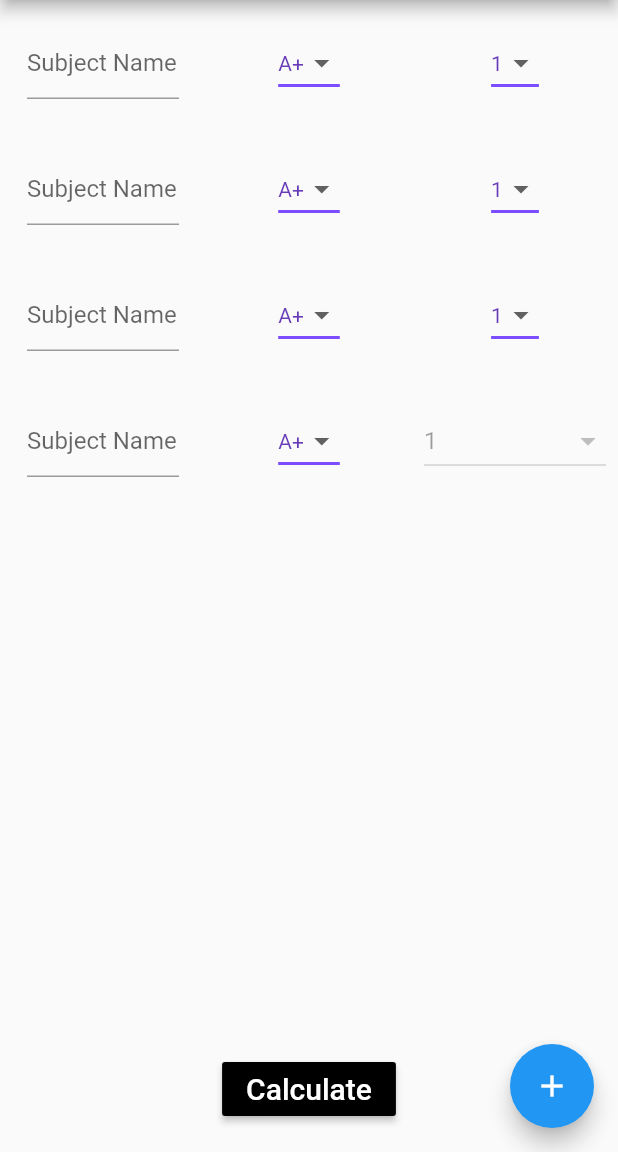
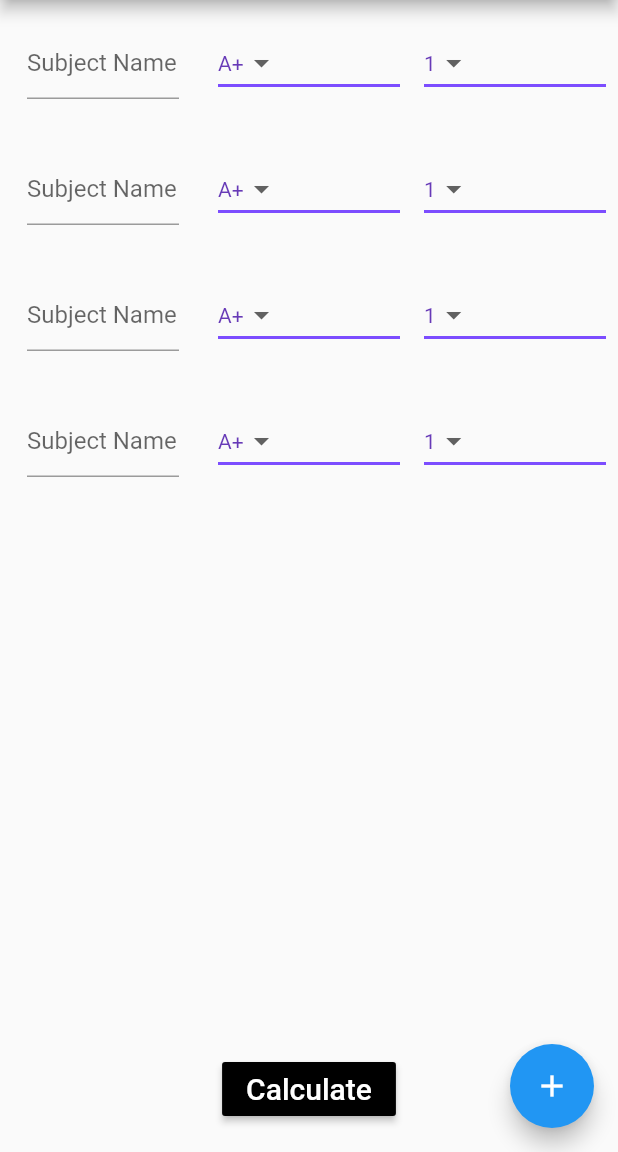
Before and after one commit to AnushkaX/gpa_calculator, a Flutter app: the screen it shows after launch, after a tap on the "add" icon, on a phone screen of 412 x 824 dp, the part 84-1236 px from its top. Run offline on Flutter 3.47's test engine with Material 2 defaults, Android fonts, the phone set to English and light mode, and no system bars.

Commit message:
updated with runtime errors

```diff
--- a/lib/widgets/overview.dart
+++ b/lib/widgets/overview.dart
@@ -14,9 +14,12 @@ class Overview extends StatefulWidget {
 class _OverviewState extends State<Overview> {
   int _counter = 0;
   String _currentCredit = "1";
+  String _currentGrade = 'A+';
 
   final List<TextEditingController> _gradeTextEditingControllers =
       List<TextEditingController>();
+  final List<String> _gradesList = List<String>();
+  final List<String> _creditsList = List<String>();
 
   List<DropdownMenuItem<String>> _credits = <String>[
     '4',
@@ -33,88 +36,43 @@ class _OverviewState extends State<Overview> {
     );
   }).toList();
 
+  List<DropdownMenuItem<String>> _grades = <String>[
+    'A+',
+    'A',
+    'A-',
+    'B+',
+    'B',
+    'B-',
+    'C+',
+    'C',
+    'C-',
+    'D',
+  ].map<DropdownMenuItem<String>>((String value) {
+    return DropdownMenuItem<String>(
+      value: value,
+      child: Text(
+        value,
+        textAlign: TextAlign.center,
+      ),
+    );
+  }).toList();
+
   void _addNewSubjectInputField() {
     _gradeTextEditingControllers.add(TextEditingController());
     setState(() {});
   }
 
-  List<Widget> _subjectFields = [
-    Row(
-      children: <Widget>[
-        Expanded(
-          child: Padding(
-            padding: EdgeInsets.all(18.0),
-            child: TextFormField(
-              decoration: InputDecoration(
-                hintText: 'Subject Name',
-                floatingLabelBehavior: FloatingLabelBehavior.always,
-              ),
-            ),
-          ),
-        ),
-        Expanded(
-            child: Padding(
-          padding: const EdgeInsets.all(8.0),
-          child: GradeDropDown(),
-        )),
-        Expanded(
-            child: Padding(
-          padding: const EdgeInsets.all(8.0),
-          child: CreditDropDown(),
-        )),
-      ],
-    ),
-    Row(
-      children: <Widget>[
-        Expanded(
-          child: Padding(
-            padding: EdgeInsets.all(18.0),
-            child: TextFormField(
-              decoration: InputDecoration(
-                hintText: 'Subject Name',
-                floatingLabelBehavior: FloatingLabelBehavior.always,
-              ),
-            ),
-          ),
-        ),
-        Expanded(
-            child: Padding(
-          padding: const EdgeInsets.all(8.0),
-          child: GradeDropDown(),
-        )),
-        Expanded(
-            child: Padding(
-          padding: const EdgeInsets.all(8.0),
-          child: CreditDropDown(),
-        )),
-      ],
-    ),
-    Row(
-      children: <Widget>[
-        Expanded(
-          child: Padding(
-            padding: EdgeInsets.all(18.0),
-            child: TextFormField(
-              decoration: InputDecoration(
-                hintText: 'Subject Name',
-                floatingLabelBehavior: FloatingLabelBehavior.always,
-              ),
-            ),
-          ),
-        ),
-        Expanded(
-            child: Padding(
-          padding: const EdgeInsets.all(8.0),
-          child: GradeDropDown(),
-        )),
-        Expanded(
-            child: Padding(
-          padding: const EdgeInsets.all(8.0),
-          child: CreditDropDown(),
-        )),
-      ],
-    ),
-  ];
+  void _addCredits(String value) {
+    _creditsList.add(value);
+    setState(() {});
+  }
+
+  void _addGrades(String value) {
+    _gradesList.add(value);
+    setState(() {});
+  }
+
+  List<Widget> _subjectFields = [];
 
   void _incrementCounter() {
     setState(() {
@@ -122,7 +80,7 @@ class _OverviewState extends State<Overview> {
     });
   }
 
-  void _addSubjectField() {
+  void _addSubjectField() { //meke awulak tynwa hadanna
     _addNewSubjectInputField();
     _subjectFields = List.from(_subjectFields)
       ..add(
@@ -142,22 +100,56 @@ class _OverviewState extends State<Overview> {
             Expanded(
                 child: Padding(
               padding: const EdgeInsets.all(8.0),
-              child: GradeDropDown(),
+              child: DropdownButton<String>(
+                value: _currentGrade,
+                iconSize: 24,
+                elevation: 16,
+                style: TextStyle(color: Colors.deepPurple),
+                underline: Container(
+                  height: 2,
+                  color: Colors.deepPurpleAccent,
+                ),
+                onChanged: (newValue) {
+              setState(() {
+                _currentGrade = newValue;
+              });
+            },
+                items: _grades,
+              ),
             )),
             Expanded(
-                child: Padding(
-              padding: const EdgeInsets.all(8.0),
-              child: DropdownButton(
-                isExpanded: true,
-                items: _credits,
-                //onChanged: changeSelectedBrand,
-                value: _currentCredit,
+              child: Padding(
+                padding: const EdgeInsets.all(8.0),
+                child: DropdownButton<String>(
+                  value: _currentCredit,
+                  iconSize: 24,
+                  elevation: 16,
+                  style: TextStyle(color: Colors.deepPurple),
+                  underline: Container(
+                    height: 2,
+                    color: Colors.deepPurpleAccent,
+                  ),
+                  onChanged: (String newValue) {
+                    setState(() {
+                      _currentCredit = newValue;
+                    });
+                  },
+                  items: _credits,
+                ),
               ),
-            )),
+            ),
           ],
         ),
       );
     setState(() {});
+  }
+
+  @override
+  void initState() {
+    _addSubjectField();
+    _addSubjectField();
+    _addSubjectField();
+    super.initState();
   }
 
   @override
```
